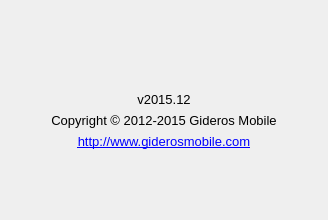
gideros/gideros, file ui/aboutdialog.ui: the form before one commit.
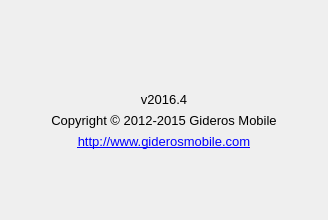
The form after the commit. Icons and pictures are not drawn.

What changed in the file:
```diff
--- a/ui/aboutdialog.ui
+++ b/ui/aboutdialog.ui
@@ -70,7 +70,7 @@
           </font>
          </property>
          <property name="text">
-          <string>v2015.12</string>
+          <string>v2016.4</string>
          </property>
          <property name="alignment">
           <set>Qt::AlignCenter</set>
```
